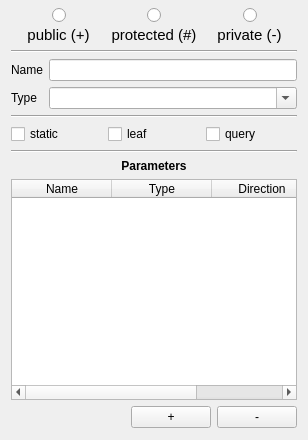
Qt form ui/popover-operation.ui (SynthiNet/Qumulus) before a commit.
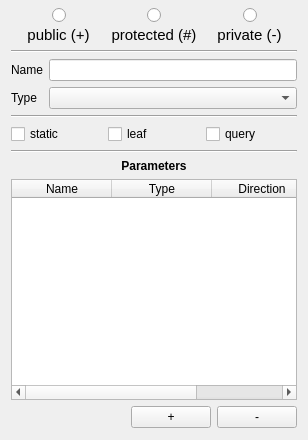
The same form after that commit.

Commit message: Add Operation popover.

Patch:
```diff
--- a/ui/popover-operation.ui
+++ b/ui/popover-operation.ui
@@ -263,7 +263,7 @@
         </sizepolicy>
        </property>
        <property name="editable">
-        <bool>true</bool>
+        <bool>false</bool>
        </property>
       </widget>
      </item>
```
Left out of the diff: 34 changed lines with no effect on the pictures. The commit also changes 1 other file.
